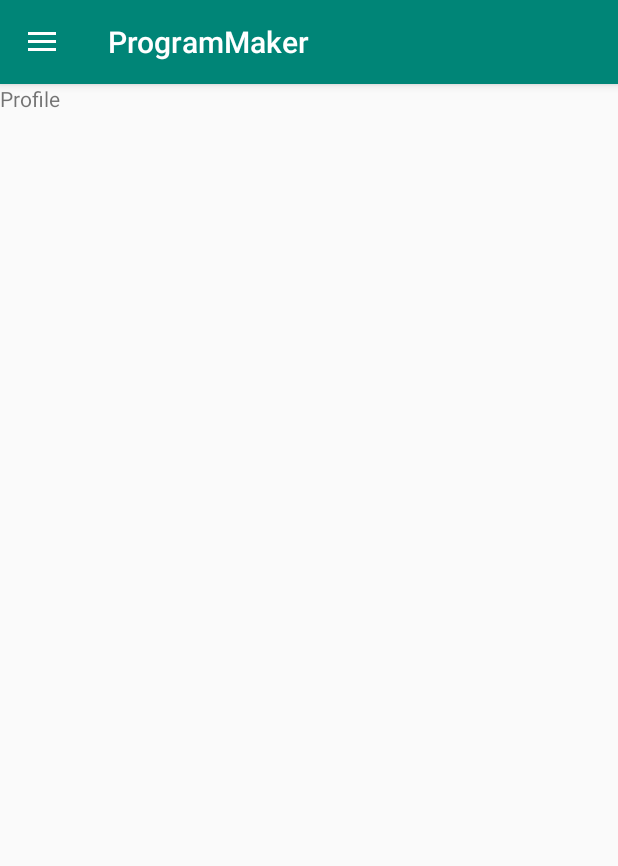
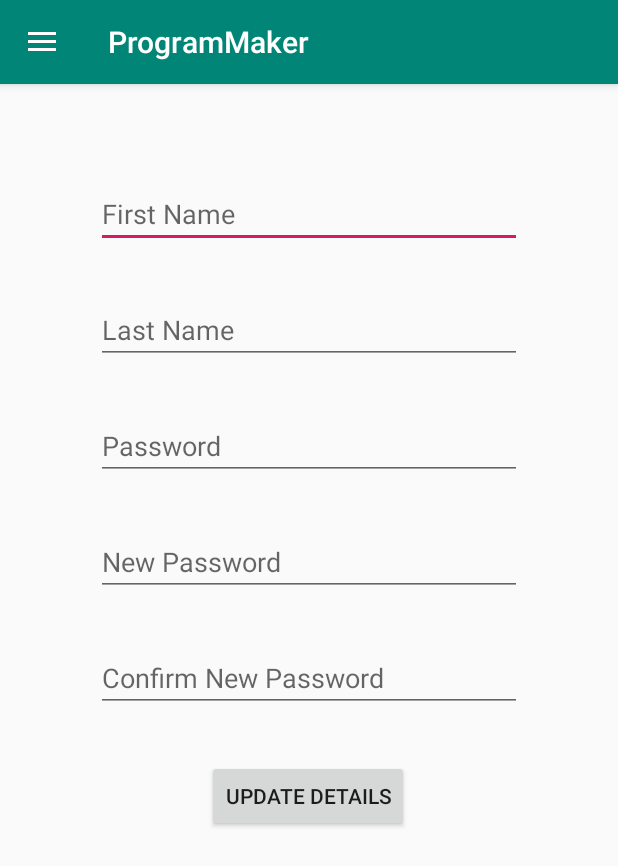
Before and after one commit to ShatterDome1/ProgramMaker, an Android app: the RoutineFragment screen opened directly, with no data from a screen before it, in the side drawer, after a tap on "Profile", on a phone screen of 412 x 824 dp. Shown: the top 866 px of the screen. Run offline under Robolectric (Android 15) with nearby library versions, the phone set to English and light mode, and no system bars; our stand-ins replace Firebase (no records; nobody signed in at launch, a user with empty details on screens opened directly); 5 statements that could not run were skipped.

Commit message:
add fields to fragment_profile. Rename email and password resources. Created fragments package. Added logout button functionality.

```diff
--- a/app/src/main/java/com/mpascal/programmaker/RoutineFragment.java
+++ /dev/null
@@ -1,19 +0,0 @@
-package com.mpascal.programmaker;
-
-import android.os.Bundle;
-import android.view.LayoutInflater;
-import android.view.View;
-import android.view.ViewGroup;
-
-import androidx.annotation.NonNull;
-import androidx.annotation.Nullable;
-import androidx.fragment.app.Fragment;
-
-public class RoutineFragment extends Fragment {
-
-    @Nullable
-    @Override
-    public View onCreateView(@NonNull LayoutInflater inflater, @Nullable ViewGroup container, @Nullable Bundle savedInstanceState) {
-        return inflater.inflate(R.layout.fragment_routines, container, false);
-    }
-}
--- a/app/src/main/java/com/mpascal/programmaker/SurveyActivity.java
+++ b/app/src/main/java/com/mpascal/programmaker/SurveyActivity.java
@@ -5,7 +5,6 @@ import android.os.Bundle;
 import android.view.MenuItem;
 import android.view.View;
 import android.widget.TextView;
-import android.widget.Toast;
 
 import androidx.annotation.NonNull;
 import androidx.appcompat.app.ActionBarDrawerToggle;
@@ -15,6 +14,8 @@ import androidx.core.view.GravityCompat;
 import androidx.drawerlayout.widget.DrawerLayout;
 
 import com.google.android.material.navigation.NavigationView;
+import com.mpascal.programmaker.fragments.ProfileFragment;
+import com.mpascal.programmaker.fragments.RoutineFragment;
 
 public class SurveyActivity extends AppCompatActivity implements NavigationView.OnNavigationItemSelectedListener {
     private DrawerLayout drawerLayout;
@@ -53,8 +54,8 @@ public class SurveyActivity extends AppCompatActivity implements NavigationView.
         // Set the initial fragment shown
         if (savedInstanceState == null) {
             getSupportFragmentManager().beginTransaction().replace(R.id.fragment_container,
-                    new ProfileFragment()).commit();
-            navigationView.setCheckedItem(R.id.nav_profile);
+                    new RoutineFragment()).commit();
+            navigationView.setCheckedItem(R.id.nav_routines);
         }
     }
 
--- /dev/null
+++ b/app/src/main/java/com/mpascal/programmaker/fragments/ProfileFragment.java
@@ -0,0 +1,88 @@
+package com.mpascal.programmaker.fragments;
+
+import android.os.Bundle;
+import android.util.Log;
+import android.view.LayoutInflater;
+import android.view.View;
+import android.view.ViewGroup;
+import android.widget.Button;
+import android.widget.EditText;
+import android.widget.TextView;
+import android.widget.Toast;
+
+import com.google.android.gms.tasks.OnFailureListener;
+import com.google.android.gms.tasks.OnSuccessListener;
+import com.google.android.material.navigation.NavigationView;
+import com.google.firebase.firestore.DocumentSnapshot;
+import com.google.firebase.firestore.FirebaseFirestore;
+import com.mpascal.programmaker.R;
+
+import androidx.annotation.NonNull;
+import androidx.annotation.Nullable;
+import androidx.fragment.app.Fragment;
+
+public class ProfileFragment extends Fragment {
+    private static final String TAG = "ProfileFragment";
+
+    private EditText firstName;
+    private EditText lastName;
+    private EditText password;
+    private EditText newPassword;
+    private EditText newPasswordConfirmed;
+    private Button   updateDetailsButton;
+    private TextView loggedInUser;
+    private TextView loggedInEmail;
+
+    private FirebaseFirestore db = FirebaseFirestore.getInstance();
+
+    @Nullable
+    @Override
+    public View onCreateView(@NonNull LayoutInflater inflater, @Nullable ViewGroup container, @Nullable Bundle savedInstanceState) {
+        final View view =inflater.inflate(R.layout.fragment_profile, container, false);
+
+        firstName = view.findViewById(R.id.profileFirstName);
+        lastName = view.findViewById(R.id.profileLastName);
+        password = view.findViewById(R.id.profilePassword);
+        newPassword = view.findViewById(R.id.profileNewPassword);
+        newPasswordConfirmed = view.findViewById(R.id.profileNewPasswordConfirm);
+
+
+        NavigationView navigationView = view.findViewById(R.id.nav_view);
+        // Set the logged in user details
+        View headerView = navigationView.getHeaderView(0);
+        loggedInUser = headerView.findViewById(R.id.logged_in_user);
+        loggedInEmail = headerView.findViewById(R.id.logged_in_email);
+
+        db.collection("Users").document(loggedInEmail.toString()).get()
+                .addOnSuccessListener(new OnSuccessListener<DocumentSnapshot>() {
+                    @Override
+                    public void onSuccess(DocumentSnapshot documentSnapshot) {
+                        if(documentSnapshot.exists()) {
+                            firstName.setText(documentSnapshot.getString("firstName"));
+                            lastName.setText(documentSnapshot.getString("lastName"));
+                        }
+                    }
+                })
+                .addOnFailureListener(new OnFailureListener() {
+                    @Override
+                    public void onFailure(@NonNull Exception e) {
+                        Toast.makeText(view.getContext(), "Error!", Toast.LENGTH_SHORT).show();
+                        Log.d(TAG, e.toString());
+                    }
+                });
+
+        updateDetailsButton.setOnClickListener(new View.OnClickListener() {
+            @Override
+            public void onClick(View view) {
+                updateDetails();
+            }
+        });
+
+        return view;
+    }
+
+    private void updateDetails() {
+        // TODO update details
+    }
+
+}
--- a/app/src/main/java/com/mpascal/programmaker/ProfileFragment.java
+++ b/app/src/main/java/com/mpascal/programmaker/fragments/RoutineFragment.java
@@ -1,19 +1,21 @@
-package com.mpascal.programmaker;
+package com.mpascal.programmaker.fragments;
 
 import android.os.Bundle;
 import android.view.LayoutInflater;
 import android.view.View;
 import android.view.ViewGroup;
 
+import com.mpascal.programmaker.R;
+
 import androidx.annotation.NonNull;
 import androidx.annotation.Nullable;
 import androidx.fragment.app.Fragment;
 
-public class ProfileFragment extends Fragment {
+public class RoutineFragment extends Fragment {
 
     @Nullable
     @Override
     public View onCreateView(@NonNull LayoutInflater inflater, @Nullable ViewGroup container, @Nullable Bundle savedInstanceState) {
-        return inflater.inflate(R.layout.fragment_profile, container, false);
+        return inflater.inflate(R.layout.fragment_routines, container, false);
     }
 }
--- a/app/src/main/res/layout/activity_login.xml
+++ b/app/src/main/res/layout/activity_login.xml
@@ -46,7 +46,7 @@
         android:layout_marginTop="128dp"
         android:layout_marginEnd="24dp"
 
-        android:hint="@string/prompt_email"
+        android:hint="@string/email"
         android:importantForAutofill="no"
         android:inputType="textEmailAddress"
         android:selectAllOnFocus="true"
@@ -62,7 +62,7 @@
         android:layout_marginTop="8dp"
         android:layout_marginEnd="24dp"
 
-        android:hint="@string/prompt_password"
+        android:hint="@string/password"
         android:imeOptions="actionDone"
         android:importantForAutofill="no"
         android:inputType="textPassword"
--- a/app/src/main/res/layout/activity_register.xml
+++ b/app/src/main/res/layout/activity_register.xml
@@ -14,7 +14,7 @@
         android:layout_marginTop="16dp"
         android:layout_marginEnd="16dp"
         android:ems="10"
-        android:hint="@string/prompt_email"
+        android:hint="@string/email"
         android:inputType="textEmailAddress"
         app:layout_constraintEnd_toEndOf="parent"
         app:layout_constraintStart_toStartOf="parent"
@@ -29,7 +29,7 @@
         android:layout_marginTop="16dp"
         android:layout_marginEnd="16dp"
         android:ems="10"
-        android:hint="@string/prompt_password"
+        android:hint="@string/password"
         android:inputType="textPassword"
         app:layout_constraintEnd_toEndOf="parent"
         app:layout_constraintStart_toStartOf="parent"
--- a/app/src/main/res/layout/fragment_profile.xml
+++ b/app/src/main/res/layout/fragment_profile.xml
@@ -1,11 +1,98 @@
 <?xml version="1.0" encoding="utf-8"?>
-<RelativeLayout xmlns:android="http://schemas.android.com/apk/res/android"
+<androidx.constraintlayout.widget.ConstraintLayout xmlns:android="http://schemas.android.com/apk/res/android"
+    xmlns:app="http://schemas.android.com/apk/res-auto"
+    xmlns:tools="http://schemas.android.com/tools"
     android:layout_width="match_parent"
     android:layout_height="match_parent">
 
-    <TextView
+    <EditText
+        android:id="@+id/profileFirstName"
+        android:layout_width="0dp"
+        android:layout_height="wrap_content"
+        android:layout_alignParentBottom="true"
+        android:layout_marginStart="64dp"
+        android:layout_marginTop="64dp"
+        android:layout_marginEnd="64dp"
+        android:hint="@string/register_firstname"
+        android:importantForAutofill="no"
+        android:inputType="textPersonName"
+        app:layout_constraintEnd_toEndOf="parent"
+        app:layout_constraintStart_toStartOf="parent"
+        app:layout_constraintTop_toTopOf="parent" />
+
+    <EditText
+        android:id="@+id/profileLastName"
+        android:layout_width="0dp"
+        android:layout_height="wrap_content"
+        android:layout_marginStart="64dp"
+        android:layout_marginTop="32dp"
+        android:layout_marginEnd="64dp"
+        android:ems="10"
+        android:hint="@string/register_lastname"
+        android:inputType="textPersonName"
+        app:layout_constraintEnd_toEndOf="parent"
+        app:layout_constraintStart_toStartOf="parent"
+        app:layout_constraintTop_toBottomOf="@+id/profileFirstName"
+        android:importantForAutofill="no" />
+
+    <Button
+        android:id="@+id/updateDetails"
         android:layout_width="wrap_content"
         android:layout_height="wrap_content"
-        android:text="Profile"/>
+        android:layout_marginStart="62dp"
+        android:layout_marginTop="32dp"
+        android:layout_marginEnd="64dp"
+        android:text="@string/update_details"
+        app:layout_constraintEnd_toEndOf="parent"
+        app:layout_constraintHorizontal_bias="0.503"
+        app:layout_constraintStart_toStartOf="parent"
+        app:layout_constraintTop_toBottomOf="@+id/profileNewPasswordConfirm" />
 
-</RelativeLayout>
+    <EditText
+        android:id="@+id/profileNewPassword"
+        android:layout_width="0dp"
+        android:layout_height="wrap_content"
+        android:layout_marginStart="64dp"
+        android:layout_marginTop="32dp"
+        android:layout_marginEnd="64dp"
+        android:ems="10"
+        android:hint="@string/new_password"
+        android:inputType="textPassword"
+        app:layout_constraintEnd_toEndOf="parent"
+        app:layout_constraintHorizontal_bias="0.0"
+        app:layout_constraintStart_toStartOf="parent"
+        app:layout_constraintTop_toBottomOf="@+id/profilePassword"
+        android:importantForAutofill="no" />
+
+    <EditText
+        android:id="@+id/profilePassword"
+        android:layout_width="0dp"
+        android:layout_height="wrap_content"
+        android:layout_marginStart="64dp"
+        android:layout_marginTop="32dp"
+        android:layout_marginEnd="64dp"
+        android:ems="10"
+        android:hint="@string/password"
+        android:inputType="textPassword"
+        app:layout_constraintEnd_toEndOf="parent"
+        app:layout_constraintStart_toStartOf="parent"
+        app:layout_constraintTop_toBottomOf="@+id/profileLastName"
+        android:importantForAutofill="no" />
+
+    <EditText
+        android:id="@+id/profileNewPasswordConfirm"
+        android:layout_width="0dp"
+        android:layout_height="wrap_content"
+        android:layout_marginStart="64dp"
+        android:layout_marginTop="32dp"
+        android:layout_marginEnd="64dp"
+        android:ems="10"
+        android:hint="@string/confirm_new_password"
+        android:inputType="textPassword"
+        app:layout_constraintEnd_toEndOf="parent"
+        app:layout_constraintStart_toStartOf="parent"
+        app:layout_constraintTop_toBottomOf="@+id/profileNewPassword"
+        android:importantForAutofill="no" />
+
+
+</androidx.constraintlayout.widget.ConstraintLayout>
--- a/app/src/main/res/layout/fragment_routines.xml
+++ b/app/src/main/res/layout/fragment_routines.xml
@@ -1,5 +1,7 @@
 <?xml version="1.0" encoding="utf-8"?>
 <RelativeLayout xmlns:android="http://schemas.android.com/apk/res/android"
+    xmlns:app="http://schemas.android.com/apk/res-auto"
+    xmlns:tools="http://schemas.android.com/tools"
     android:layout_width="match_parent"
     android:layout_height="match_parent">
 
--- a/app/src/main/res/values/strings.xml
+++ b/app/src/main/res/values/strings.xml
@@ -3,8 +3,8 @@
     <string name="name">Name</string>
     <string name="send">Send</string>
 
-    <string name="prompt_email">Email</string>
-    <string name="prompt_password">Password</string>
+    <string name="email">Email</string>
+    <string name="password">Password</string>
     <string name="action_sign_in">Sign in</string>
     <string name="action_register">Register</string>
 
@@ -12,6 +12,11 @@
     <string name="register_lastname">Last Name</string>
     <string name="confirm_password">Confirm Password</string>
     <string name="date_of_birth">Date Of Birth</string>
+
+    <string name="update_details">Update Details</string>
+    <string name="new_password">New Password</string>
+    <string name="confirm_new_password">Confirm New Password</string>>
+
 
     <string name="q1">What is your gym goal?</string>
     <string-array name="q1_answers">
```
